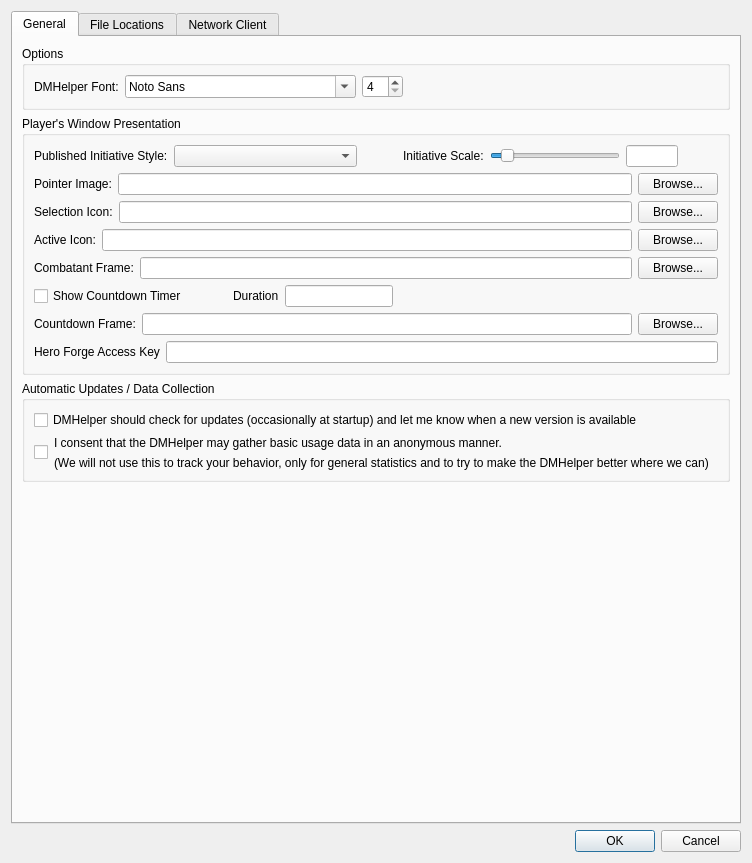
Old version of the form DMHelper/src/optionsdialog.ui in the repository MMetze/DMHelper.
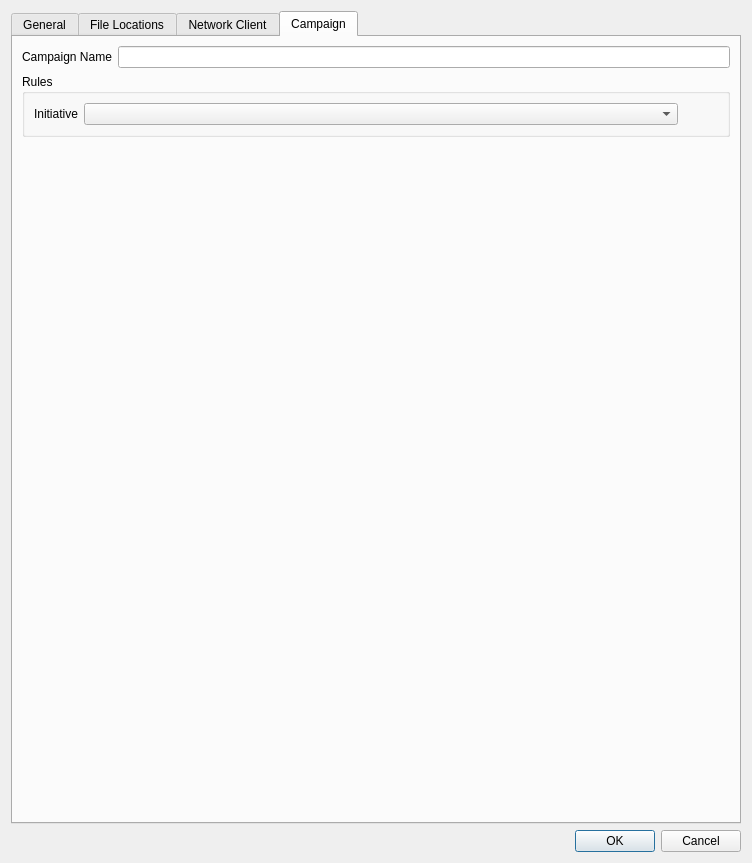
New version of the form. The open tabs and pages were chosen to show the change. Icons and pictures are not drawn.

Commit message: First round of initiative ruleset

The edit to the form file:
```diff
--- a/DMHelper/src/optionsdialog.ui
+++ b/DMHelper/src/optionsdialog.ui
@@ -829,6 +829,79 @@
        </item>
       </layout>
      </widget>
+     <widget class="QWidget" name="tabCampaign">
+      <attribute name="title">
+       <string>Campaign</string>
+      </attribute>
+      <layout class="QVBoxLayout" name="verticalLayout_11">
+       <item>
+        <layout class="QHBoxLayout" name="horizontalLayout_17">
+         <item>
+          <widget class="QLabel" name="label_15">
+           <property name="text">
+            <string>Campaign Name</string>
+           </property>
+          </widget>
+         </item>
+         <item>
+          <widget class="QLineEdit" name="edtCampaignName"/>
+         </item>
+        </layout>
+       </item>
+       <item>
+        <widget class="QGroupBox" name="groupBox_5">
+         <property name="title">
+          <string>Rules</string>
+         </property>
+         <layout class="QFormLayout" name="formLayout">
+          <item row="0" column="0">
+           <widget class="QLabel" name="label_14">
+            <property name="text">
+             <string>Initiative</string>
+            </property>
+           </widget>
+          </item>
+          <item row="0" column="1">
+           <layout class="QHBoxLayout" name="horizontalLayout_18">
+            <item>
+             <widget class="QComboBox" name="cmbInitiative"/>
+            </item>
+            <item>
+             <spacer name="horizontalSpacer_8">
+              <property name="orientation">
+               <enum>Qt::Horizontal</enum>
+              </property>
+              <property name="sizeType">
+               <enum>QSizePolicy::Preferred</enum>
+              </property>
+              <property name="sizeHint" stdset="0">
+               <size>
+                <width>40</width>
+                <height>20</height>
+               </size>
+              </property>
+             </spacer>
+            </item>
+           </layout>
+          </item>
+         </layout>
+        </widget>
+       </item>
+       <item>
+        <spacer name="verticalSpacer_2">
+         <property name="orientation">
+          <enum>Qt::Vertical</enum>
+         </property>
+         <property name="sizeHint" stdset="0">
+          <size>
+           <width>20</width>
+           <height>40</height>
+          </size>
+         </property>
+        </spacer>
+       </item>
+      </layout>
+     </widget>
     </widget>
    </item>
    <item>
```
The commit also changes 33 other files.
